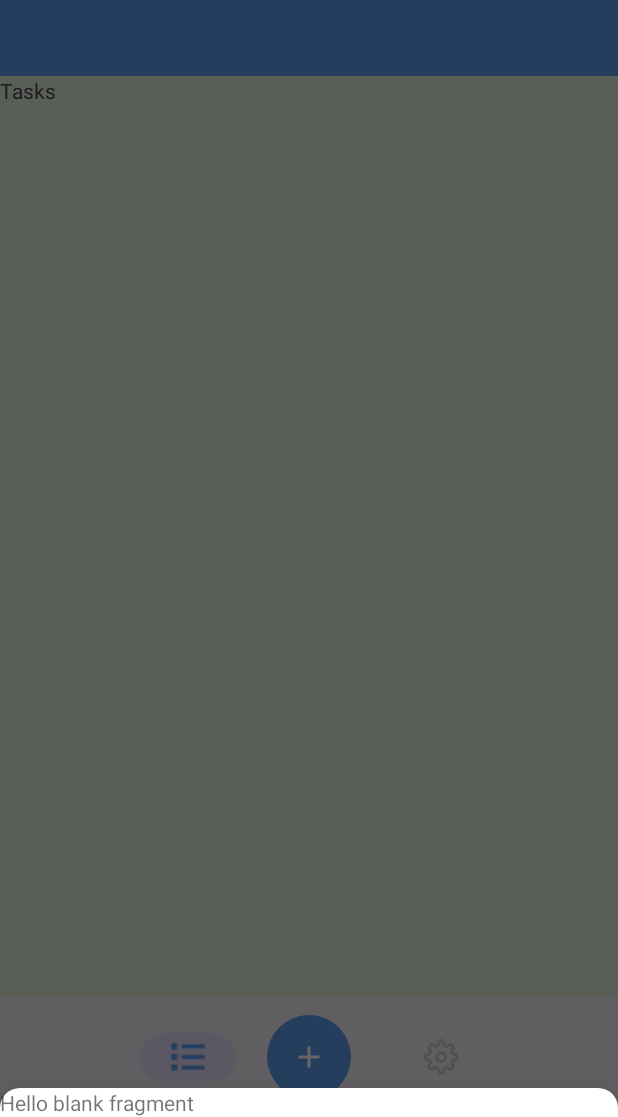
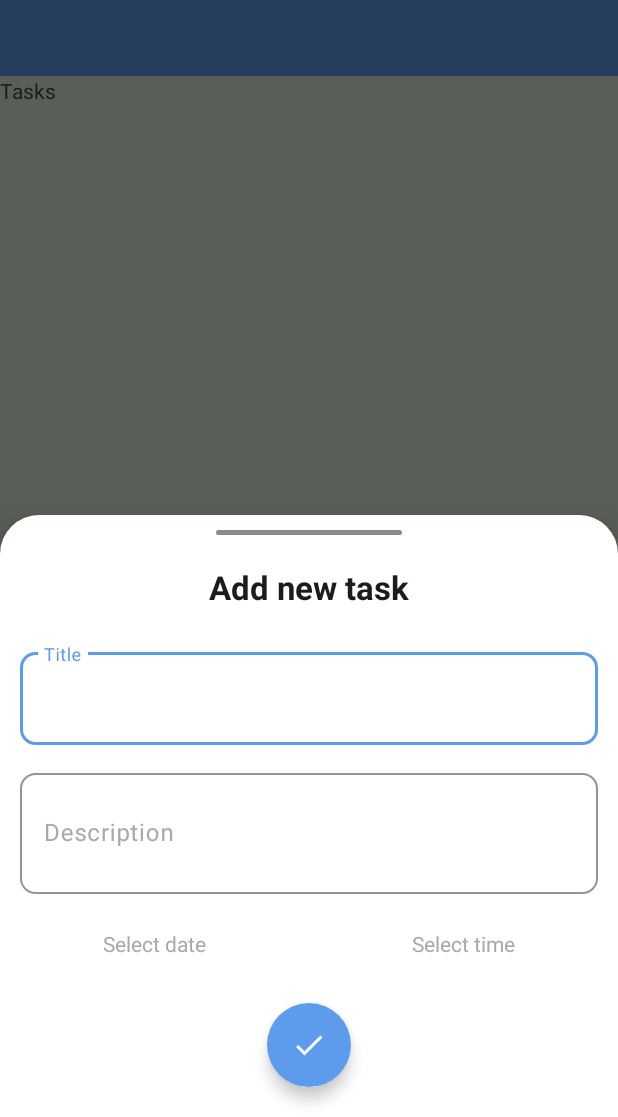
Before and after one commit to Abdullah-BenDarY/To-Do, an Android app: the screen it shows after launch (MainActivity), after a tap on an icon or button, on a phone screen of 412 x 824 dp, the part 119-1236 px from its top. Run offline under Robolectric (Android 15) with nearby library versions, the light colour scheme and no system bars; our stand-ins replace Room's generated code, sdp/ssp sizes.

Commit message:
feat : implement bottom sheet design.

```diff
--- a/app/src/main/java/com/example/todo/ui/AddTaskBottomSheet.kt
+++ b/app/src/main/java/com/example/todo/ui/AddTaskBottomSheet.kt
@@ -1,16 +1,13 @@
 package com.example.todo.ui
 
 import android.os.Bundle
-import androidx.fragment.app.Fragment
-import android.view.LayoutInflater
-import android.view.View
-import android.view.ViewGroup
 import com.example.todo.R
 import com.example.todo.base.BaseBottomSheet
-import com.example.todo.databinding.FragmentAddTaskBottomSheetBinding
+import com.example.todo.databinding.BottomSheetAddTaskBinding
 
 
-class AddTaskBottomSheet: BaseBottomSheet<FragmentAddTaskBottomSheetBinding>(FragmentAddTaskBottomSheetBinding::inflate) {
+class AddTaskBottomSheet :
+    BaseBottomSheet<BottomSheetAddTaskBinding>(BottomSheetAddTaskBinding::inflate) {
 
 
     override fun onCreate(savedInstanceState: Bundle?) {
@@ -19,5 +16,25 @@ class AddTaskBottomSheet: BaseBottomSheet<FragmentAddTaskBottomSheetBinding>(Fra
     }
 
     override fun onClicks() {
+        binding.apply {
+            selectDateTv.setOnClickListener {
+
+            }
+
+            selectTimeTv.setOnClickListener {
+
+            }
+            addTaskBtn.setOnClickListener {
+
+            }
+            title.setOnClickListener {
+
+            }
+            description.setOnClickListener {
+
+            }
+
+        }
+
     }
 }
--- a/app/src/main/res/drawable/bottom_sheet_dialog_shape.xml
+++ b/app/src/main/res/drawable/bottom_sheet_dialog_shape.xml
@@ -1,8 +1,8 @@
 <?xml version="1.0" encoding="utf-8"?>
 <shape xmlns:android="http://schemas.android.com/apk/res/android"
     android:shape="rectangle">
-    <solid android:color="@color/white"/>
+    <solid android:color="@color/btm_nav_color"/>
     <corners
-        android:topRightRadius="@dimen/_10sdp"
-        android:topLeftRadius="@dimen/_10sdp" />
+        android:topRightRadius="@dimen/_20sdp"
+        android:topLeftRadius="@dimen/_20sdp" />
 </shape>
--- /dev/null
+++ b/app/src/main/res/drawable/dismiss.xml
@@ -0,0 +1,7 @@
+<?xml version="1.0" encoding="utf-8"?>
+<shape xmlns:android="http://schemas.android.com/apk/res/android"
+    android:shape="rectangle">
+
+    <corners android:radius="20dp" />
+    <solid android:color="#8A8A8A" />
+</shape>
--- /dev/null
+++ b/app/src/main/res/drawable/ic_check.xml
@@ -0,0 +1,10 @@
+<vector xmlns:android="http://schemas.android.com/apk/res/android"
+    android:width="40dp"
+    android:height="40dp"
+    android:tint="#FFFFFF"
+    android:viewportWidth="24"
+    android:viewportHeight="24">
+    <path
+        android:fillColor="@android:color/white"
+        android:pathData="M9,16.17L4.83,12l-1.42,1.41L9,19 21,7l-1.41,-1.41z" />
+</vector>
--- /dev/null
+++ b/app/src/main/res/layout/bottom_sheet_add_task.xml
@@ -0,0 +1,119 @@
+<?xml version="1.0" encoding="utf-8"?>
+<androidx.constraintlayout.widget.ConstraintLayout xmlns:android="http://schemas.android.com/apk/res/android"
+    xmlns:app="http://schemas.android.com/apk/res-auto"
+    android:layout_width="match_parent"
+    android:layout_height="wrap_content"
+ >
+
+    <View
+        android:id="@+id/dismiss"
+        android:layout_width="0dp"
+        android:layout_height="3dp"
+        android:layout_marginTop="10dp"
+        android:background="@drawable/dismiss"
+        app:layout_constraintEnd_toEndOf="parent"
+        app:layout_constraintStart_toStartOf="parent"
+        app:layout_constraintTop_toTopOf="parent"
+        app:layout_constraintWidth_percent=".3" />
+
+    <TextView
+        android:id="@+id/add_new_task_tv"
+        android:layout_width="match_parent"
+        android:layout_height="wrap_content"
+        android:layout_marginTop="10dp"
+        android:gravity="center"
+        android:padding="10dp"
+        android:text="@string/add_new_task"
+        android:textColor="?colorOnBackground"
+        android:textSize="22sp"
+        android:textStyle="bold"
+        app:layout_constraintTop_toBottomOf="@id/dismiss" />
+
+    <com.google.android.material.textfield.TextInputLayout
+        android:id="@+id/title_til"
+        android:layout_width="match_parent"
+        android:layout_height="wrap_content"
+        android:layout_margin="@dimen/_10sdp"
+        android:hint="@string/title"
+        style="@style/inputLayoutStyle"
+        app:layout_constraintTop_toBottomOf="@+id/add_new_task_tv">
+
+        <com.google.android.material.textfield.TextInputEditText
+            android:id="@+id/title"
+            android:layout_width="match_parent"
+            android:layout_height="wrap_content"
+            android:padding="20dp" />
+    </com.google.android.material.textfield.TextInputLayout>
+
+    <com.google.android.material.textfield.TextInputLayout
+        android:id="@+id/description_til"
+        style="@style/inputLayoutStyle"
+        android:layout_width="match_parent"
+        android:layout_height="wrap_content"
+        android:hint="@string/description"
+        app:layout_constraintTop_toBottomOf="@+id/title_til">
+
+        <com.google.android.material.textfield.TextInputEditText
+            android:id="@+id/description"
+            android:layout_width="match_parent"
+            android:layout_height="wrap_content"
+            android:lines="2"
+            android:maxLines="5"
+            android:padding="20dp" />
+    </com.google.android.material.textfield.TextInputLayout>
+
+    <com.google.android.material.textfield.TextInputLayout
+        android:id="@+id/select_date_til"
+        android:layout_width="0dp"
+        android:layout_height="wrap_content"
+        android:layout_margin="@dimen/_10sdp"
+        app:layout_constraintEnd_toStartOf="@+id/select_time_til"
+        app:layout_constraintHorizontal_chainStyle="spread"
+        app:layout_constraintStart_toStartOf="parent"
+        app:layout_constraintTop_toBottomOf="@+id/description_til">
+
+        <TextView
+            android:id="@+id/select_date_tv"
+            android:layout_width="match_parent"
+            android:layout_height="wrap_content"
+            android:hint="@string/select_date"
+            android:padding="10dp"
+            android:gravity="center"
+            android:textColorHint="@color/gray_hint"
+            app:layout_constraintTop_toBottomOf="@id/description_til" />
+    </com.google.android.material.textfield.TextInputLayout>
+
+    <com.google.android.material.textfield.TextInputLayout
+        android:id="@+id/select_time_til"
+        android:layout_width="0dp"
+        android:layout_height="wrap_content"
+        android:layout_margin="@dimen/_10sdp"
+        app:layout_constraintEnd_toEndOf="parent"
+        app:layout_constraintStart_toEndOf="@+id/select_date_til"
+        app:layout_constraintTop_toBottomOf="@+id/description_til">
+
+        <TextView
+            android:id="@+id/select_time_tv"
+            android:layout_width="match_parent"
+            android:layout_height="wrap_content"
+            android:hint="@string/select_time"
+            android:padding="10dp"
+            android:gravity="center"
+            android:textColorHint="@color/gray_hint" />
+    </com.google.android.material.textfield.TextInputLayout>
+
+    <com.google.android.material.floatingactionbutton.FloatingActionButton
+        android:id="@+id/add_task_btn"
+        android:layout_width="wrap_content"
+        android:layout_height="wrap_content"
+        android:layout_margin="20dp"
+        android:backgroundTint="@color/primary_blue"
+        android:src="@drawable/ic_check"
+        android:tintMode="@color/white"
+        app:layout_constraintBottom_toBottomOf="parent"
+        app:layout_constraintEnd_toEndOf="parent"
+        app:layout_constraintStart_toStartOf="parent"
+        app:layout_constraintTop_toBottomOf="@id/select_date_til"
+        app:shapeAppearanceOverlay="@style/CircularShapeOverlay" />
+
+</androidx.constraintlayout.widget.ConstraintLayout>
--- a/app/src/main/res/layout/fragment_add_task_bottom_sheet.xml
+++ /dev/null
@@ -1,14 +0,0 @@
-<?xml version="1.0" encoding="utf-8"?>
-<FrameLayout xmlns:android="http://schemas.android.com/apk/res/android"
-    xmlns:tools="http://schemas.android.com/tools"
-    android:layout_width="match_parent"
-    android:layout_height="match_parent"
-    tools:context=".ui.AddTaskBottomSheet">
-
-    <!-- TODO: Update blank fragment layout -->
-    <TextView
-        android:layout_width="match_parent"
-        android:layout_height="match_parent"
-        android:text="@string/hello_blank_fragment" />
-
-</FrameLayout>
--- a/app/src/main/res/navigation/nav.xml
+++ b/app/src/main/res/navigation/nav.xml
@@ -23,5 +23,5 @@
         android:id="@+id/addTaskBottomSheet"
         android:name="com.example.todo.ui.AddTaskBottomSheet"
         android:label="fragment_add_task_bottom_sheet"
-        tools:layout="@layout/fragment_add_task_bottom_sheet" />
+        tools:layout="@layout/bottom_sheet_add_task" />
 </navigation>
--- a/app/src/main/res/values-night/color.xml
+++ b/app/src/main/res/values-night/color.xml
@@ -8,5 +8,7 @@
     <color name="selected_color">#5D9CEC</color>
     <color name="unselected_color">#C8C9CB</color>
     <color name="btm_nav_color">#141922</color>
+    <color name="gray_hint">#CDCACA</color>
+
 
 </resources>
--- a/app/src/main/res/values/colors.xml
+++ b/app/src/main/res/values/colors.xml
@@ -8,5 +8,6 @@
     <color name="selected_color">#5D9CEC</color>
     <color name="unselected_color">#C8C9CB</color>
     <color name="btm_nav_color">#FFFFFF</color>
+    <color name="gray_hint">#A9A9A9</color>
 
 </resources>
--- a/app/src/main/res/values/strings.xml
+++ b/app/src/main/res/values/strings.xml
@@ -5,4 +5,9 @@
     <string name="hello_blank_fragment">Hello blank fragment</string>
     <string name="list">List</string>
     <string name="settings">Settings</string>
+    <string name="select_time">Select time</string>
+    <string name="select_date">Select date</string>
+    <string name="add_new_task">Add new task</string>
+    <string name="title">Title</string>
+    <string name="description">Description</string>
 </resources>
--- a/app/src/main/res/values/style.xml
+++ b/app/src/main/res/values/style.xml
@@ -6,4 +6,24 @@
         <item name="backgroundTint">@color/primary_blue</item>
         <item name="tint">@color/white</item>
     </style>
+
+    <style name="inputLayoutStyle">
+        <item name="android:layout_width">match_parent</item>
+        <item name="android:layout_height">wrap_content</item>
+        <item name="boxCornerRadiusTopEnd">@dimen/_8sdp</item>
+        <item name="boxCornerRadiusBottomEnd">@dimen/_8sdp</item>
+        <item name="boxCornerRadiusTopStart">@dimen/_8sdp</item>
+        <item name="boxCornerRadiusBottomStart">@dimen/_8sdp</item>
+        <item name="boxStrokeColor">@color/primary_blue</item>
+        <item name="boxBackgroundMode">outline</item>
+        <item name="boxStrokeWidth">@dimen/_1sdp</item>
+        <item name="android:textColorHint">@color/gray_hint</item>
+        <item name="hintEnabled">true</item>
+        <item name="hintAnimationEnabled">true</item>
+        <item name="hintTextColor">@color/primary_blue</item>
+        <item name="boxStrokeWidthFocused">2dp</item>
+        <item name="android:layout_margin">@dimen/_10sdp</item>
+
+    </style>
+
 </resources>
```
